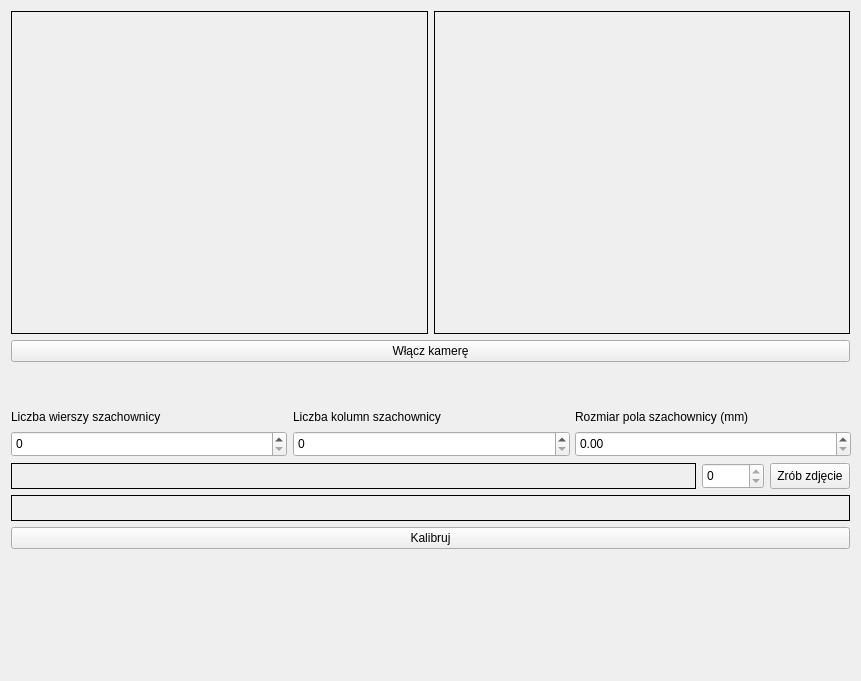
dzikipasterz/StareoVision, file StereoVision/widgetcalibration.ui: the form before one commit.
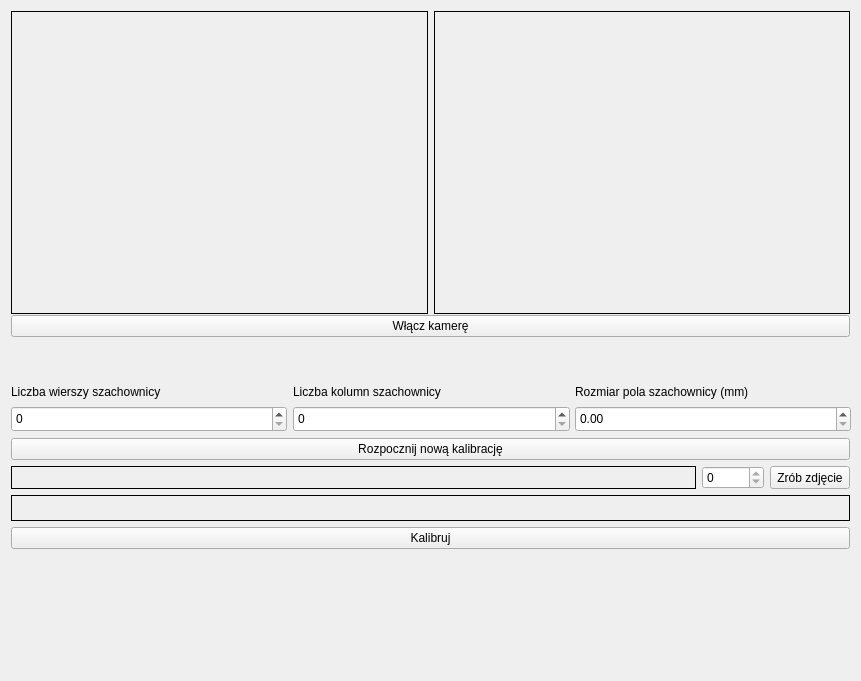
The form after the commit.

The edit to the form file:
```diff
--- a/StereoVision/widgetcalibration.ui
+++ b/StereoVision/widgetcalibration.ui
@@ -191,6 +191,13 @@
      </item>
     </layout>
    </item>
+   <item>
+    <widget class="QPushButton" name="pushButton">
+     <property name="text">
+      <string>Rozpocznij nową kalibrację</string>
+     </property>
+    </widget>
+   </item>
    <item>
     <layout class="QHBoxLayout" name="horizontalLayout">
      <item>
```
